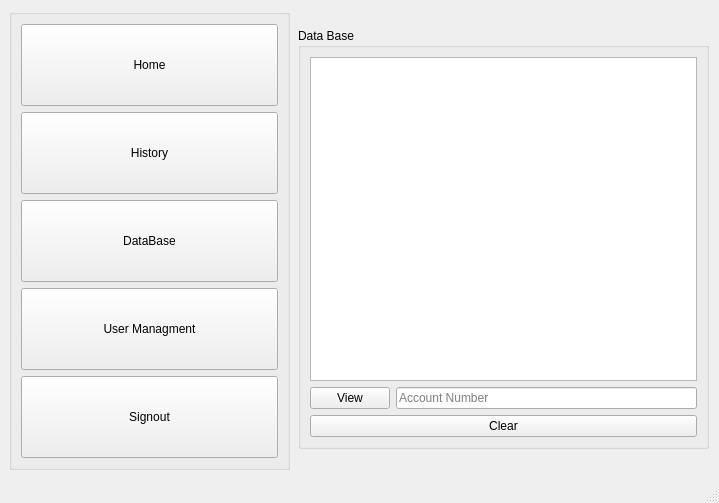
Old version of the form BankClient/mainwindow.ui in the repository Abdulrhman-Nasser/QT_BankSystem.
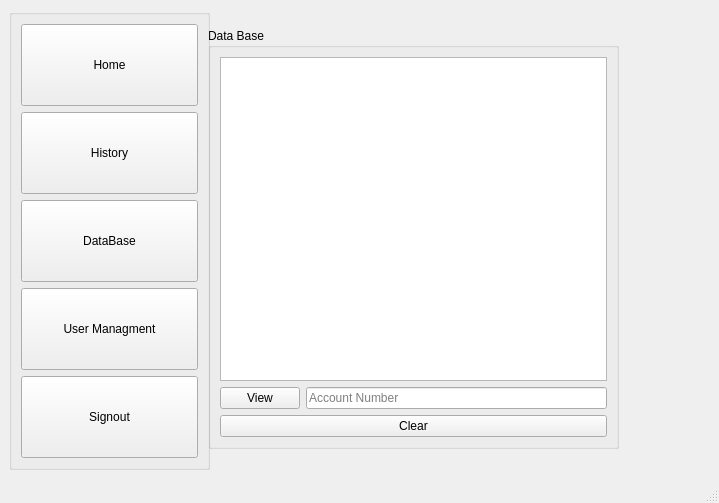
New version of the form. The open tabs and pages were chosen to show the change.

```diff
--- a/BankClient/mainwindow.ui
+++ b/BankClient/mainwindow.ui
@@ -65,7 +65,7 @@
          <rect>
           <x>0</x>
           <y>0</y>
-          <width>281</width>
+          <width>201</width>
           <height>461</height>
          </rect>
         </property>
@@ -148,7 +148,7 @@
          <rect>
           <x>0</x>
           <y>0</y>
-          <width>281</width>
+          <width>201</width>
           <height>461</height>
          </rect>
         </property>
@@ -162,9 +162,9 @@
        <widget class="QStackedWidget" name="SW_Admin">
         <property name="geometry">
          <rect>
-          <x>289</x>
+          <x>199</x>
           <y>19</y>
-          <width>411</width>
+          <width>501</width>
           <height>431</height>
          </rect>
         </property>
@@ -268,7 +268,7 @@
          </layout>
         </widget>
         <widget class="QWidget" name="Page3_DB">
-         <widget class="QWidget" name="">
+         <widget class="QWidget" name="layoutWidget">
           <property name="geometry">
            <rect>
             <x>0</x>
```
Left out of the diff: 14 changed lines with no effect on the pictures.
